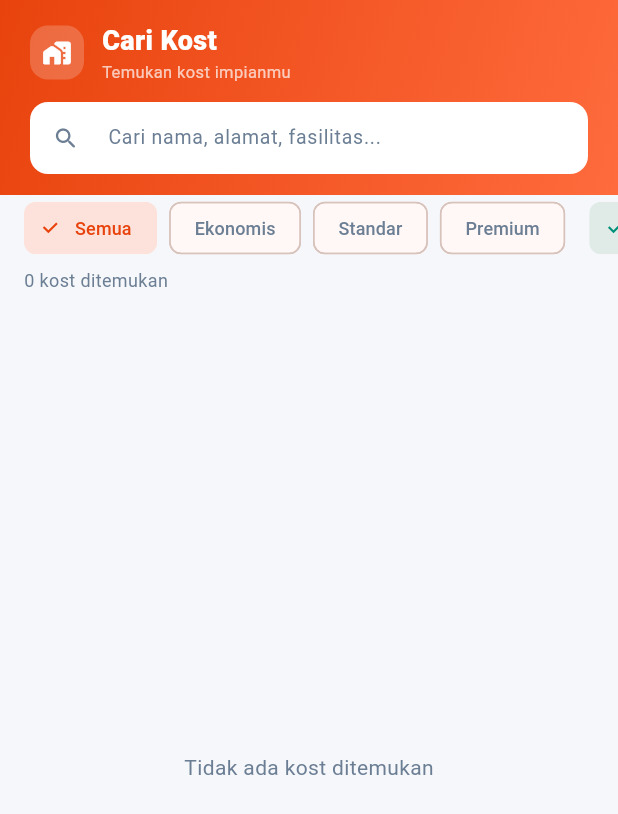
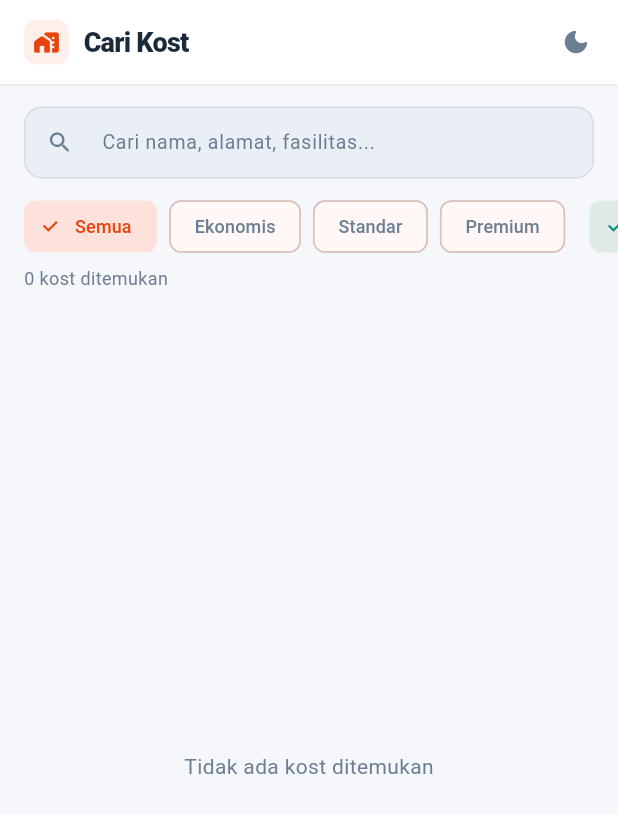
Before and after one commit to YuB14/KostFinder, a Flutter app: the KostScreen screen opened directly, on a phone screen of 412 x 824 dp. Shown: the top 814 px of the screen. Run offline on Flutter 3.47's test engine with Material 3 defaults, Android fonts, the phone set to English and light mode, and no system bars; our stand-ins replace cached_network_image, image_picker, shared_preferences; accounts and stored records are empty; network calls fail; Roboto replaces fonts that are missing (DM Sans).

Commit message:
menyesuaikan ui user dengan admin part 2, main dart admin dan user masih bypass login)

```diff
--- a/flutter_kostfinder/lib/User/main.dart
+++ b/flutter_kostfinder/lib/User/main.dart
@@ -1,9 +1,12 @@
 import 'package:flutter/material.dart';
 import 'package:flutter/services.dart';
 import 'theme/app_theme.dart';
+import 'theme/theme_notifier.dart';
 import 'services/api_service.dart';
 import 'screens/auth/login_screen.dart';
 import 'screens/main_screen.dart';
+
+export 'theme/theme_notifier.dart' show themeNotifier;
 
 void main() {
   WidgetsFlutterBinding.ensureInitialized();
@@ -17,8 +20,6 @@ void main() {
   ));
   runApp(const UserApp());
 }
-
-final ValueNotifier<ThemeMode> themeNotifier = ValueNotifier(ThemeMode.system);
 
 class UserApp extends StatelessWidget {
   const UserApp({super.key});
--- a/flutter_kostfinder/lib/User/screens/kost/kost_screen.dart
+++ b/flutter_kostfinder/lib/User/screens/kost/kost_screen.dart
@@ -2,6 +2,7 @@ import 'package:flutter/material.dart';
 import '../../theme/app_theme.dart';
 import '../../services/api_service.dart';
 import '../../utils/helpers.dart';
+import '../../theme/theme_notifier.dart';
 
 class KostScreen extends StatefulWidget {
   const KostScreen({super.key});
@@ -15,6 +16,8 @@ class _KostScreenState extends State<KostScreen> {
   List<dynamic> _filtered = [];
   bool _loading = true;
   final _searchCtrl = TextEditingController();
+  final _scrollCtrl = ScrollController();
+  bool _scrolled = false;
   String _filterKelas = 'Semua';
   String _filterJenis = 'Semua';
 
@@ -23,11 +26,16 @@ class _KostScreenState extends State<KostScreen> {
     super.initState();
     _loadKosts();
     _searchCtrl.addListener(_applyFilter);
+    _scrollCtrl.addListener(() {
+      final isScrolled = _scrollCtrl.offset > 60;
+      if (isScrolled != _scrolled) setState(() => _scrolled = isScrolled);
+    });
   }
 
   @override
   void dispose() {
     _searchCtrl.dispose();
+    _scrollCtrl.dispose();
     super.dispose();
   }
 
@@ -71,71 +79,73 @@ class _KostScreenState extends State<KostScreen> {
     return Scaffold(
       backgroundColor: bg,
       body: CustomScrollView(
+          controller: _scrollCtrl,
           slivers: [
+          SliverAppBar(
+            expandedHeight: 0,
+            floating: false,
+            pinned: true,
+            automaticallyImplyLeading: false,
+            backgroundColor: card,
+            elevation: 0,
+            surfaceTintColor: Colors.transparent,
+            title: Row(children: [
+              Container(
+                padding: const EdgeInsets.all(6),
+                decoration: BoxDecoration(color: AppColors.coralBg, borderRadius: BorderRadius.circular(8)),
+                child: const Icon(Icons.home_work_rounded, color: AppColors.coral, size: 18),
+              ),
+              const SizedBox(width: 10),
+              Text('Cari Kost', style: TextStyle(fontSize: 18, fontWeight: FontWeight.w800, color: textColor, letterSpacing: -0.5)),
+            ]),
+            bottom: PreferredSize(
+              preferredSize: const Size.fromHeight(1),
+              child: Divider(height: 1, thickness: 1, color: border),
+            ),
+            actions: [
+              ValueListenableBuilder<ThemeMode>(
+                valueListenable: themeNotifier,
+                builder: (_, mode, __) {
+                  final isDarkMode = mode == ThemeMode.dark ||
+                      (mode == ThemeMode.system &&
+                          WidgetsBinding.instance.platformDispatcher.platformBrightness == Brightness.dark);
+                  return IconButton(
+                    icon: Icon(isDarkMode ? Icons.light_mode_rounded : Icons.dark_mode_rounded, size: 20, color: muted),
+                    onPressed: () => themeNotifier.value = isDarkMode ? ThemeMode.light : ThemeMode.dark,
+                  );
+                },
+              ),
+              const SizedBox(width: 4),
+            ],
+          ),
+
+          // Search bar
           SliverToBoxAdapter(
-            child: Container(
-              decoration: const BoxDecoration(
-                gradient: LinearGradient(
-                  colors: [AppColors.coral, AppColors.coral2],
-                  begin: Alignment.topLeft,
-                  end: Alignment.bottomRight,
-                ),
-              ),
-              child: SafeArea(
-                bottom: false,
             child: Padding(
-                  padding: const EdgeInsets.fromLTRB(20, 14, 20, 14),
-                  child: Column(
-                    crossAxisAlignment: CrossAxisAlignment.start,
-                    mainAxisSize: MainAxisSize.min,
-                    children: [
-                      Row(children: [
-                        Container(
-                          padding: const EdgeInsets.all(8),
-                          decoration: BoxDecoration(
-                              color: Colors.white.withValues(alpha: 0.2),
-                              borderRadius: BorderRadius.circular(12)),
-                          child: const Icon(Icons.home_work_rounded, color: Colors.white, size: 20),
-                        ),
-                        const SizedBox(width: 12),
-                        const Column(crossAxisAlignment: CrossAxisAlignment.start, children: [
-                          Text('Cari Kost',
-                              style: TextStyle(fontSize: 18, fontWeight: FontWeight.w800, color: Colors.white)),
-                          Text('Temukan kost impianmu',
-                              style: TextStyle(fontSize: 11, color: Colors.white70)),
-                        ]),
-                      ]),
-                      const SizedBox(height: 12),
-                      TextField(
+              padding: const EdgeInsets.fromLTRB(16, 14, 16, 0),
+              child: TextField(
                 controller: _searchCtrl,
-                        style: const TextStyle(fontSize: 13, color: AppColors.textLight),
+                style: TextStyle(fontSize: 13, color: textColor),
                 decoration: InputDecoration(
                   hintText: 'Cari nama, alamat, fasilitas...',
-                          hintStyle: const TextStyle(fontSize: 13, color: AppColors.mutedLight),
-                          prefixIcon: const Icon(Icons.search_rounded, color: AppColors.mutedLight, size: 18),
+                  hintStyle: TextStyle(fontSize: 13, color: muted),
+                  prefixIcon: Icon(Icons.search_rounded, color: muted, size: 18),
                   filled: true,
-                          fillColor: Colors.white,
+                  fillColor: isDark ? AppColors.bg2Dark : AppColors.bg2Light,
                   isDense: true,
                   contentPadding: const EdgeInsets.symmetric(horizontal: 16, vertical: 10),
-                          border: OutlineInputBorder(
-                              borderRadius: BorderRadius.circular(12), borderSide: BorderSide.none),
-                          enabledBorder: OutlineInputBorder(
-                              borderRadius: BorderRadius.circular(12), borderSide: BorderSide.none),
-                          focusedBorder: OutlineInputBorder(
-                              borderRadius: BorderRadius.circular(12), borderSide: BorderSide.none),
-                        ),
-                      ),
-                    ],
-                  ),
+                  border: OutlineInputBorder(borderRadius: BorderRadius.circular(12), borderSide: BorderSide(color: border)),
+                  enabledBorder: OutlineInputBorder(borderRadius: BorderRadius.circular(12), borderSide: BorderSide(color: border)),
+                  focusedBorder: OutlineInputBorder(borderRadius: BorderRadius.circular(12), borderSide: const BorderSide(color: AppColors.coral)),
                 ),
               ),
             ),
           ),
 
-
           // Filter chips
           SliverToBoxAdapter(
             child: Column(children: [
+              const SizedBox(height: 10),
               SizedBox(
                 height: 44,
                 child: ListView(
--- /dev/null
+++ b/flutter_kostfinder/lib/User/theme/theme_notifier.dart
@@ -0,0 +1,3 @@
+import 'package:flutter/material.dart';
+
+final ValueNotifier<ThemeMode> themeNotifier = ValueNotifier(ThemeMode.system);
```
Also changed, not shown: flutter_kostfinder/lib/User/screens/dashboard/dashboard_screen.dart (+54 -39 lines), flutter_kostfinder/lib/User/screens/favorite/favorite_screen.dart (+51 -47 lines), flutter_kostfinder/lib/User/screens/main_screen.dart (+11 -10 lines), flutter_kostfinder/lib/User/screens/prediksi/prediksi_screen.dart (+21 -4 lines), flutter_kostfinder/lib/User/screens/review/review_screen.dart (+13 -1 lines). Lines whose indentation alone changed are shown as unchanged.
